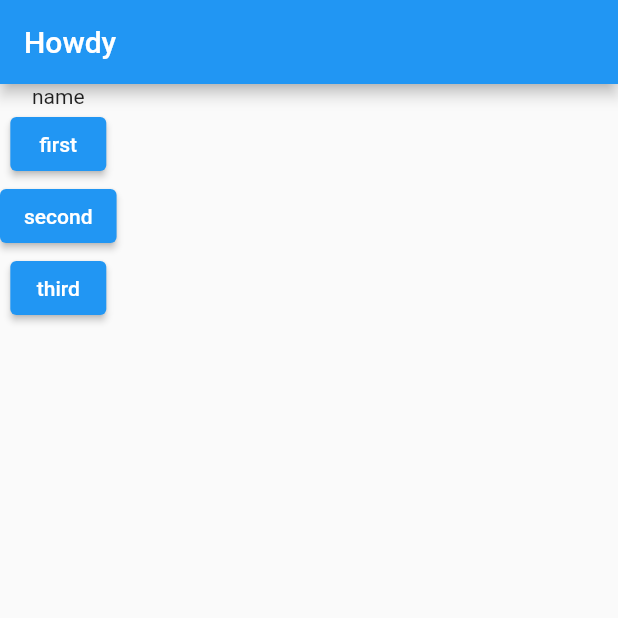
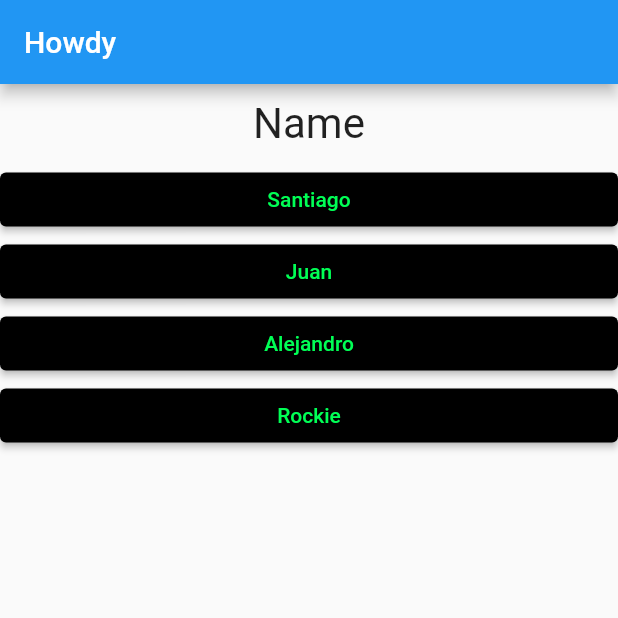
Before and after one commit to Alejandro-Roa/Flutter, a Flutter app: the screen it shows after launch, on a phone screen of 412 x 824 dp, the top half of it. Run offline on Flutter 3.47's test engine with Material 2 defaults, Android fonts, the phone set to English and light mode, and no system bars.

Commit message:
feat(splitting code &idgets & styling styling): basic styling props

```diff
--- /dev/null
+++ b/android project/lib/answer.dart
@@ -0,0 +1,29 @@
+import 'package:flutter/material.dart';
+
+class Answer extends StatelessWidget {
+
+  final String answerText;
+  final VoidCallback triggerButton;
+  // define as Function if fun recives arguments
+  // void does not return anything and not recives arguments
+
+  // constructor recieves a callback pointer to the main dart file funtion
+  Answer(this.triggerButton, this.answerText);
+
+  @override
+  Widget build(BuildContext context) {
+    return Container(
+        width: double.infinity,
+        child: ElevatedButton(
+            style: ButtonStyle(
+              backgroundColor: MaterialStateProperty.all(Colors.black),
+              // static property does not need to instantiate a.b
+              // .preconfiguredValues ; class more like many props
+              foregroundColor:
+                  MaterialStateProperty.all(Color.fromARGB(255, 0, 255, 85)),
+            ),
+            // not calling the funtion but given a pointer to it, not fun() usage here
+            onPressed: triggerButton,
+            child: Text(answerText)));
+  }
+}
--- a/android project/lib/main.dart
+++ b/android project/lib/main.dart
@@ -1,4 +1,7 @@
 import 'package:flutter/material.dart';
+
+import './question.dart';
+import './answer.dart';
 
 //functions with one and only expresion
 void main() => runApp(MyApp());
@@ -11,44 +14,66 @@ class MyApp extends StatefulWidget {
   }
 }
 
+// direct parent -> lifting the state app 'manage state'
 class _MyAppState extends State<MyApp> {
-  var possitionList = 0;
+  var _questionIndex = 0;
 
-  //methods
-  void showOption() {
+  // var myAddress = const;
+
+  // compiled time constant never change
+  final _questions = const [
+    // mapping key:anyvalue
+    {
+      'questionText': 'Name',
+      'answer': ['Santiago', 'Juan', 'Alejandro', 'Rockie']
+    },
+    {
+      'questionText': 'Number',
+      'answer': ['3178003308', '320 6516755', '301 2318571']
+    },
+    {
+      'questionText': 'Age',
+      'answer': ['25', '19', '27']
+    }
+  ];
+
+  //manage state method
+  void _showOption() {
     setState(() {
-      possitionList = possitionList + 1;
+      _questionIndex = _questionIndex + 1;
     });
   }
 
   @override
   Widget build(BuildContext context) {
-    var myList = [
-      'name',
-      'number',
-      'age',
-    ];
     //material app is a class
     return MaterialApp(
       home: Scaffold(
         appBar: AppBar(
           title: Text('Howdy'),
         ),
-        body: Column(
-          children: [
-            Text(myList[possitionList]),
-            ElevatedButton(onPressed: showOption, child: Text('first')),
-            ElevatedButton(
-                onPressed: () => print('anonymous pressed'),
-                child: Text('second')),
-            ElevatedButton(
-                onPressed: () {
-                  //..
-                  print('serie of commands button pressed');
-                },
-                child: Text('third')),
-          ],
-        ),
+        body: _questions.length > _questionIndex
+            ?
+            // ternary expression
+            Column(
+                children: [
+                  Question(_questions[_questionIndex]['questionText'] as String),
+
+                  //advanteges of elevated over raised -> main theme color by default
+                  // passing callback to custom widget so it can execute state method
+                  // mapping List into a list of widgets using an anonymous function
+                  // ... spread operator -> takes list's values from each iteration
+                  // and bind them with number of Answer widgets
+                  ...(_questions[_questionIndex]['answer'] as List<String>)
+                      .map((answer) {
+                    return Answer(_showOption, answer);
+                  }).toList() // converts value given from map to a list
+                ],
+                // else statement
+              )
+            : Center(
+                child: Text('Finished'),
+              ),
       ),
     );
   }
--- a/android project/lib/question.dart
+++ b/android project/lib/question.dart
@@ -1,12 +1,23 @@
-import 'package:flutter/src/widgets/container.dart';
-import 'package:flutter/src/widgets/framework.dart';
+import 'package:flutter/material.dart';
 
 class Question extends StatelessWidget {
-  const Question({super.key});
 
+  // final -> run time constant , will be assigned and never change
+  final String questionText;
+
+  Question(this.questionText);
 
   @override
   Widget build(BuildContext context) {
-    return Container();
+
+    //Enums 'framework code' and multiple constructors
+    return Container(
+      width: double.infinity,
+      margin: EdgeInsets.all(10),
+      child: Text(questionText,
+        style: TextStyle(fontSize: 28),
+        textAlign: TextAlign.center,
+      ),
+    );
   }
 }
```
Also changed, not shown: android project/lib/classCat.dart (+17 -0 lines).
